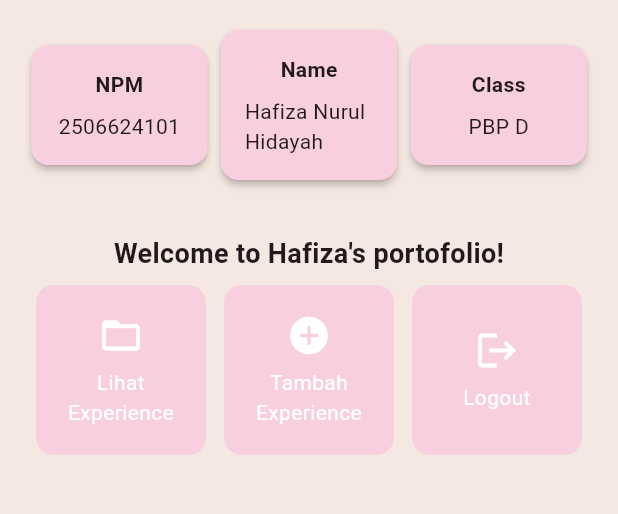
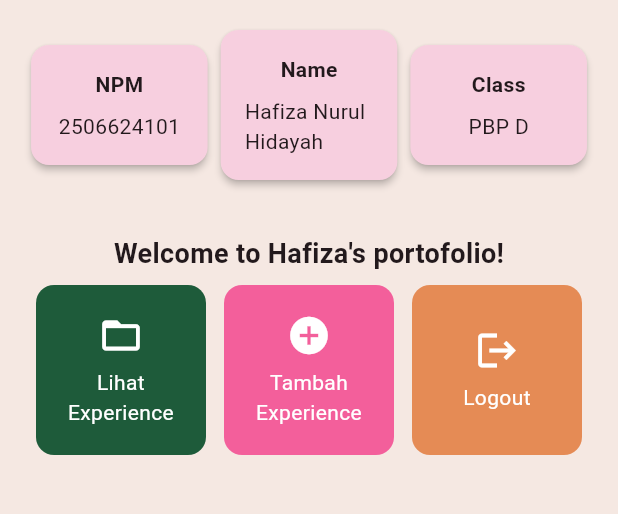
Before and after one commit to hafizanurulhidayah/myportofolio_mobile, a Flutter app: the screen it shows after launch, on a phone screen of 412 x 824 dp, the part 84-598 px from its top. Run offline on Flutter 3.47's test engine with Material 3 defaults, Android fonts, the phone set to English and light mode, and no system bars.

Commit message:
fix: implement different background color for each action button

```diff
--- a/lib/menu.dart
+++ b/lib/menu.dart
@@ -133,6 +133,7 @@ class ItemHomepage {
 }
 
 // widget kartu untuk tombol aksi
+
 class ItemCard extends StatelessWidget {
   final ItemHomepage item;
 
@@ -141,17 +142,19 @@ class ItemCard extends StatelessWidget {
   @override
   Widget build(BuildContext context) {
     return Material(
-      // Menggunakan warna sekunder dari skema tema aplikasi.
-      color: Theme.of(context).colorScheme.secondary,
+      color: item.color,
       borderRadius: BorderRadius.circular(12),
       child: InkWell(
-        // Aksi ketika kartu ditekan oleh pengguna.
+        borderRadius: BorderRadius.circular(12),
         onTap: () {
-          // Menampilkan SnackBar dengan pesan interaktif.
           ScaffoldMessenger.of(context)
             ..hideCurrentSnackBar()
             ..showSnackBar(
-              SnackBar(content: Text("Kamu telah menekan tombol ${item.name}!"))
+              SnackBar(
+                content: Text(
+                  "Kamu telah menekan tombol ${item.name}!",
+                ),
+              ),
             );
         },
         child: Padding(
@@ -165,11 +168,15 @@ class ItemCard extends StatelessWidget {
                   color: Colors.white,
                   size: 30.0,
                 ),
-                const Padding(padding: EdgeInsets.all(3)),
+                const Padding(
+                  padding: EdgeInsets.all(3),
+                ),
                 Text(
                   item.name,
                   textAlign: TextAlign.center,
-                  style: const TextStyle(color: Colors.white),
+                  style: const TextStyle(
+                    color: Colors.white,
+                  ),
                 ),
               ],
             ),
```
